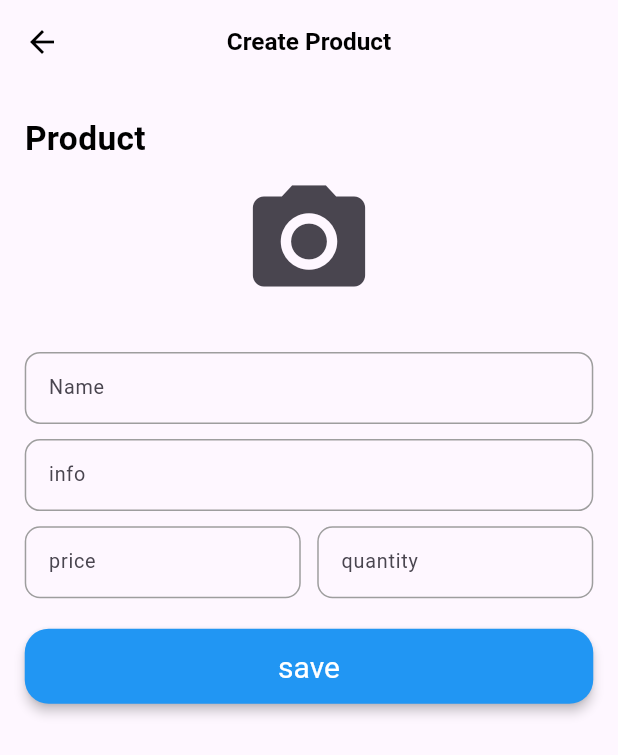
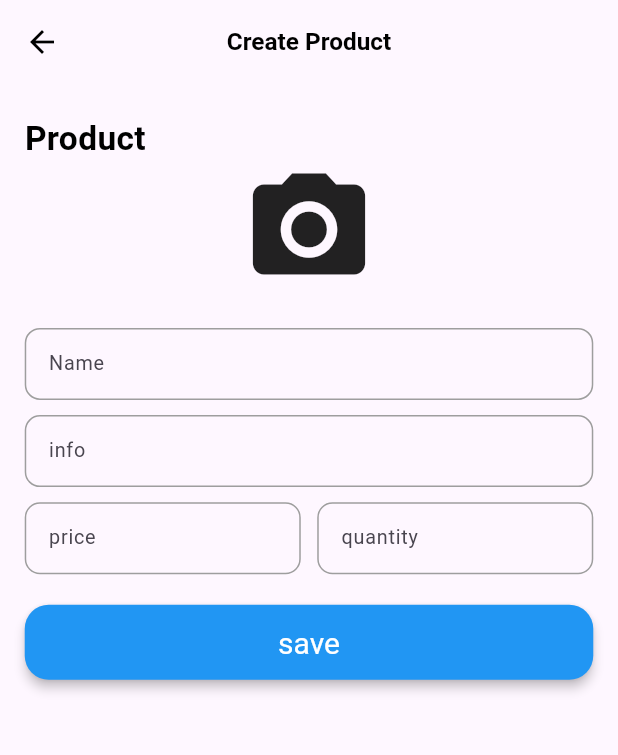
Before and after one commit to israalubbad/StoreApp-Futter, a Flutter app: the ProductScreen screen opened directly, on a phone screen of 412 x 824 dp. Shown: the top 755 px of the screen. Run offline on Flutter 3.47's test engine with Material 3 defaults, Android fonts, the phone set to English and light mode, and no system bars; our stand-ins replace flutter_screenutil, google_fonts, image_picker, shared_preferences, sqflite; accounts and stored records are empty; Roboto replaces fonts that are missing (Cairo).

```diff
--- a/lib/database/controllers/cart_db_controller.dart
+++ b/lib/database/controllers/cart_db_controller.dart
@@ -4,7 +4,7 @@ import 'package:store_app/prefs/shared_pref_controller.dart';
 
 class CartDbController extends DbOperations<Cart>{
   // CRUD : Create - Read - Update - Delete
-  int userId =SharedPrefController().getValueFor<int>(PrefKeys.id.name)!;
+  int get userId => SharedPrefController().getValueFor<int>(PrefKeys.id.name)!;
 
   @override
   Future<Cart?> show(int id) {
--- a/lib/database/controllers/favorites_db_controller.dart
+++ b/lib/database/controllers/favorites_db_controller.dart
@@ -5,7 +5,7 @@ import 'package:store_app/prefs/shared_pref_controller.dart';
 
 class FavoritesDbController extends DbOperations<Favorite>{
   // CRUD : Create - Read - Update - Delete
-  int userId =SharedPrefController().getValueFor<int>(PrefKeys.id.name)!;
+  int get userId => SharedPrefController().getValueFor<int>(PrefKeys.id.name)!;
 
   @override
   Future<Favorite?> show(int id) {
--- a/lib/provider/products_provider.dart
+++ b/lib/provider/products_provider.dart
@@ -46,8 +46,8 @@ class ProductsProvider extends ChangeNotifier{
   Future<ProcessResponse> delete (int index)async{
     bool deleted = await _dbController.delete(products[index].id);
     if(deleted){
-      products.remove(index);
-        notifyListeners();
+      products.removeAt(index);
+      notifyListeners();
       }
     notifyListeners();
     return getResponse(deleted);
--- a/lib/screen/app/deshboard_screen/product_screen.dart
+++ b/lib/screen/app/deshboard_screen/product_screen.dart
@@ -62,27 +62,11 @@ class _ProductScreenState extends State<ProductScreen> {
             ),),
 
             Center(
-              child:
-              isUpdateProduct ?
-              Image.file(
-                File(product.imagePath),
-                height: 150.h,
-                width: double.infinity,
-                fit: BoxFit.cover,
-              )
-                  : _pickedImage == null
-                  ? IconButton(
-                onPressed: _pickImage,
-                icon: Icon(Icons.camera_alt, size:90),
-              )
-                  : Image.file(
-                File(_pickedImage!.path),
-                height: 150.h,
-                width: double.infinity,
-                fit: BoxFit.cover,
+              child: GestureDetector(
+                onTap: _pickImage,
+                child: _buildImageWidget(),
               ),
             ),
-
             SizedBox(height: 20.h,),
             AppTextField(hint:'Name', keyboardType:  TextInputType.text, controller: _nameTextController),
             SizedBox(height: 10.h,),
@@ -168,5 +152,29 @@ class _ProductScreenState extends State<ProductScreen> {
       ? 'Update Product'
        : 'Create Product' ;
 
+  Widget _buildImageWidget() {
+    if (_pickedImage != null) {
+      return Image.file(
+        File(_pickedImage!.path),
+        height: 150,
+        width: double.infinity,
+        fit: BoxFit.contain,
+      );
+    }
+
+    if (isUpdateProduct && widget.product!.imagePath.isNotEmpty) {
+      return Image.file(
+        File(widget.product!.imagePath),
+        height: 150,
+        width: double.infinity,
+        fit: BoxFit.contain,
+      );
+    }
+
+    return Icon(
+      Icons.camera_alt,
+      size: 90,
+    );
+  }
 
 }
--- a/lib/screen/app/products/products_details_screen.dart
+++ b/lib/screen/app/products/products_details_screen.dart
@@ -27,7 +27,7 @@ class ProductsDetailsScreen extends StatelessWidget {
               File(product.imagePath),
               width: double.infinity,
               height: 280,
-              fit: BoxFit.cover,
+              fit: BoxFit.contain,
             ),
             const SizedBox(height: 20),
             Card(
--- a/lib/widgets/product_card.dart
+++ b/lib/widgets/product_card.dart
@@ -43,7 +43,7 @@ class _ProductCardState extends State<ProductCard> {
             File(widget.product.imagePath),
             width: 100,
             height: 100,
-            fit: BoxFit.cover,
+            fit: BoxFit.contain,
           ),
         ),
         title: Text(
@@ -150,6 +150,7 @@ class _ProductCardState extends State<ProductCard> {
     cart.count = 1;
     cart.productName = product.name;
     cart.userId = SharedPrefController().getValueFor<int>(PrefKeys.id.name)!;
+    print( SharedPrefController().getValueFor<int>(PrefKeys.id.name)!);
     return cart;
   }
 }
```
Also changed, not shown: lib/provider/cart_provider.dart (+27 -13 lines), lib/screen/app/cart/cart_screen.dart (+9 -6 lines), lib/screen/app/main_app_view.dart (+12 -0 lines), lib/screen/auth/login_screen.dart (+6 -1 lines), pubspec.yaml (+8 -1 lines), assets/logo.png (added), pubspec.lock, 22 other files.
